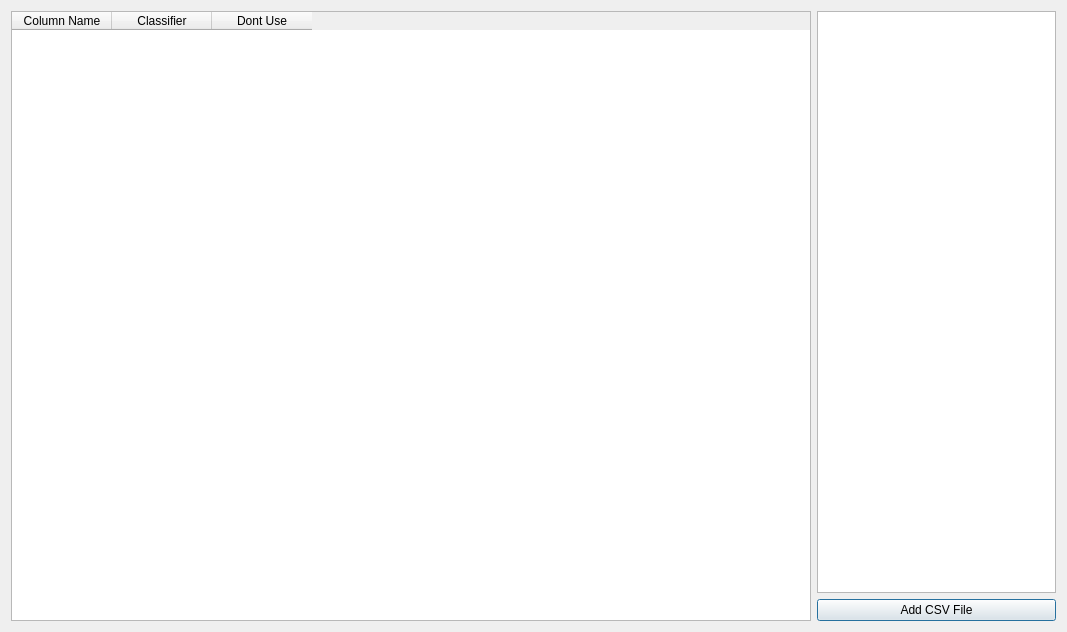
HaydnG/dimensionality-reduction-ui, file menu.ui: the form before one commit.
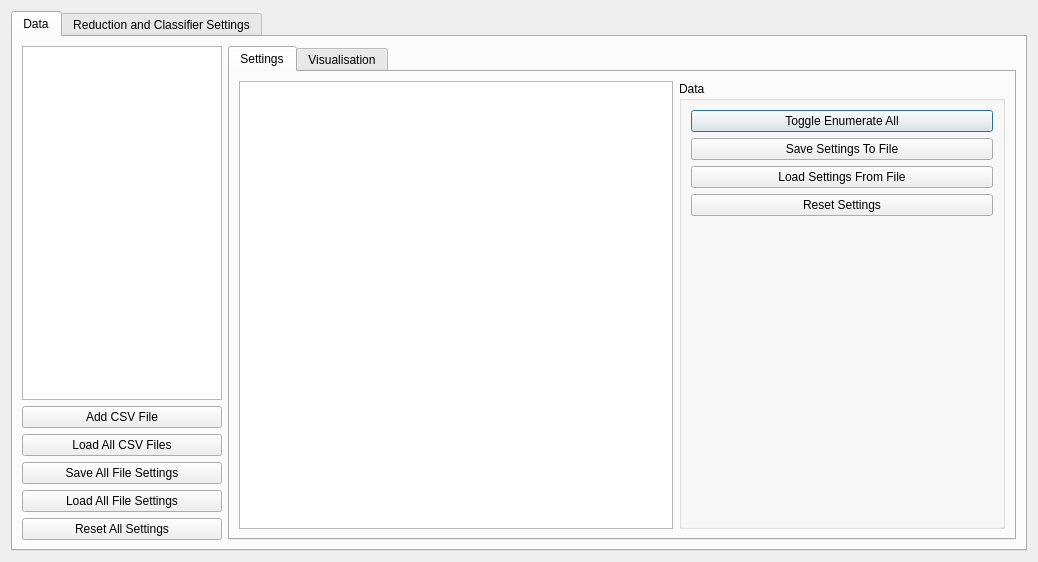
The form after the commit.

Commit message: Added saving and loading of csv file settings

Patch:
```diff
--- a/menu.ui
+++ b/menu.ui
@@ -6,56 +6,204 @@
    <rect>
     <x>0</x>
     <y>0</y>
-    <width>1067</width>
-    <height>632</height>
+    <width>1038</width>
+    <height>562</height>
    </rect>
   </property>
   <property name="windowTitle">
    <string>Dimensionality Reduction UI</string>
   </property>
   <layout class="QGridLayout" name="gridLayout_2">
-   <item row="0" column="0" colspan="2">
-    <layout class="QGridLayout" name="gridLayout">
-     <item row="0" column="2">
-      <layout class="QGridLayout" name="gridLayout_4">
-       <item row="1" column="0">
-        <widget class="QPushButton" name="uploadButton">
-         <property name="text">
-          <string>Add CSV File</string>
+   <item row="0" column="1">
+    <widget class="QTabWidget" name="tabWidget">
+     <property name="currentIndex">
+      <number>0</number>
+     </property>
+     <widget class="QWidget" name="tab">
+      <property name="layoutDirection">
+       <enum>Qt::LeftToRight</enum>
+      </property>
+      <attribute name="title">
+       <string>Data</string>
+      </attribute>
+      <layout class="QGridLayout" name="gridLayout">
+       <item row="0" column="1">
+        <widget class="QTabWidget" name="tabWidget_2">
+         <property name="currentIndex">
+          <number>0</number>
          </property>
+         <widget class="QWidget" name="tab_3">
+          <attribute name="title">
+           <string>Settings</string>
+          </attribute>
+          <layout class="QGridLayout" name="gridLayout_3">
+           <item row="0" column="0">
+            <widget class="QTableWidget" name="tableWidget">
+             <property name="minimumSize">
+              <size>
+               <width>434</width>
+               <height>0</height>
+              </size>
+             </property>
+             <property name="maximumSize">
+              <size>
+               <width>434</width>
+               <height>16777215</height>
+              </size>
+             </property>
+            </widget>
+           </item>
+           <item row="0" column="1">
+            <widget class="QGroupBox" name="groupBox">
+             <property name="sizePolicy">
+              <sizepolicy hsizetype="Expanding" vsizetype="Expanding">
+               <horstretch>0</horstretch>
+               <verstretch>0</verstretch>
+              </sizepolicy>
+             </property>
+             <property name="minimumSize">
+              <size>
+               <width>200</width>
+               <height>0</height>
+              </size>
+             </property>
+             <property name="title">
+              <string>Data</string>
+             </property>
+             <layout class="QFormLayout" name="formLayout">
+              <item row="0" column="0" colspan="2">
+               <widget class="QPushButton" name="enumerateAll">
+                <property name="text">
+                 <string>Toggle Enumerate All</string>
+                </property>
+               </widget>
+              </item>
+              <item row="1" column="0" colspan="2">
+               <widget class="QPushButton" name="saveSettings">
+                <property name="text">
+                 <string>Save Settings To File</string>
+                </property>
+               </widget>
+              </item>
+              <item row="2" column="0" colspan="2">
+               <widget class="QPushButton" name="loadSettings">
+                <property name="text">
+                 <string>Load Settings From File</string>
+                </property>
+               </widget>
+              </item>
+              <item row="3" column="0" colspan="2">
+               <widget class="QPushButton" name="resetSettings">
+                <property name="text">
+                 <string>Reset Settings</string>
+                </property>
+               </widget>
+              </item>
+             </layout>
+            </widget>
+           </item>
+          </layout>
+         </widget>
+         <widget class="QWidget" name="tab_4">
+          <attribute name="title">
+           <string>Visualisation</string>
+          </attribute>
+         </widget>
         </widget>
        </item>
        <item row="0" column="0">
-        <widget class="QListWidget" name="listWidget"/>
+        <layout class="QVBoxLayout" name="verticalLayout" stretch="0,0,0,0,0,0">
+         <item>
+          <widget class="QListWidget" name="listWidget">
+           <property name="minimumSize">
+            <size>
+             <width>200</width>
+             <height>0</height>
+            </size>
+           </property>
+           <property name="maximumSize">
+            <size>
+             <width>200</width>
+             <height>16777215</height>
+            </size>
+           </property>
+          </widget>
+         </item>
+         <item>
+          <widget class="QPushButton" name="uploadButton">
+           <property name="maximumSize">
+            <size>
+             <width>200</width>
+             <height>16777215</height>
+            </size>
+           </property>
+           <property name="text">
+            <string>Add CSV File</string>
+           </property>
+          </widget>
+         </item>
+         <item>
+          <widget class="QPushButton" name="loadAllFiles">
+           <property name="maximumSize">
+            <size>
+             <width>200</width>
+             <height>16777215</height>
+            </size>
+           </property>
+           <property name="text">
+            <string>Load All CSV Files</string>
+           </property>
+          </widget>
+         </item>
+         <item>
+          <widget class="QPushButton" name="saveAllSettings">
+           <property name="maximumSize">
+            <size>
+             <width>200</width>
+             <height>16777215</height>
+            </size>
+           </property>
+           <property name="text">
+            <string>Save All File Settings</string>
+           </property>
+          </widget>
+         </item>
+         <item>
+          <widget class="QPushButton" name="loadAllSettings">
+           <property name="maximumSize">
+            <size>
+             <width>200</width>
+             <height>16777215</height>
+            </size>
+           </property>
+           <property name="text">
+            <string>Load All File Settings</string>
+           </property>
+          </widget>
+         </item>
+         <item>
+          <widget class="QPushButton" name="resetAllSettings">
+           <property name="maximumSize">
+            <size>
+             <width>200</width>
+             <height>16777215</height>
+            </size>
+           </property>
+           <property name="text">
+            <string>Reset All Settings</string>
+           </property>
+          </widget>
+         </item>
+        </layout>
        </item>
       </layout>
-     </item>
-     <item row="0" column="0">
-      <widget class="QTableWidget" name="tableWidget">
-       <property name="minimumSize">
-        <size>
-         <width>800</width>
-         <height>0</height>
-        </size>
-       </property>
-       <column>
-        <property name="text">
-         <string>Column Name</string>
-        </property>
-       </column>
-       <column>
-        <property name="text">
-         <string>Classifier</string>
-        </property>
-       </column>
-       <column>
-        <property name="text">
-         <string>Dont Use</string>
-        </property>
-       </column>
-      </widget>
-     </item>
-    </layout>
+     </widget>
+     <widget class="QWidget" name="tab_2">
+      <attribute name="title">
+       <string>Reduction and Classifier Settings</string>
+      </attribute>
+     </widget>
+    </widget>
    </item>
   </layout>
  </widget>
```
The commit also changes 200 other files.
